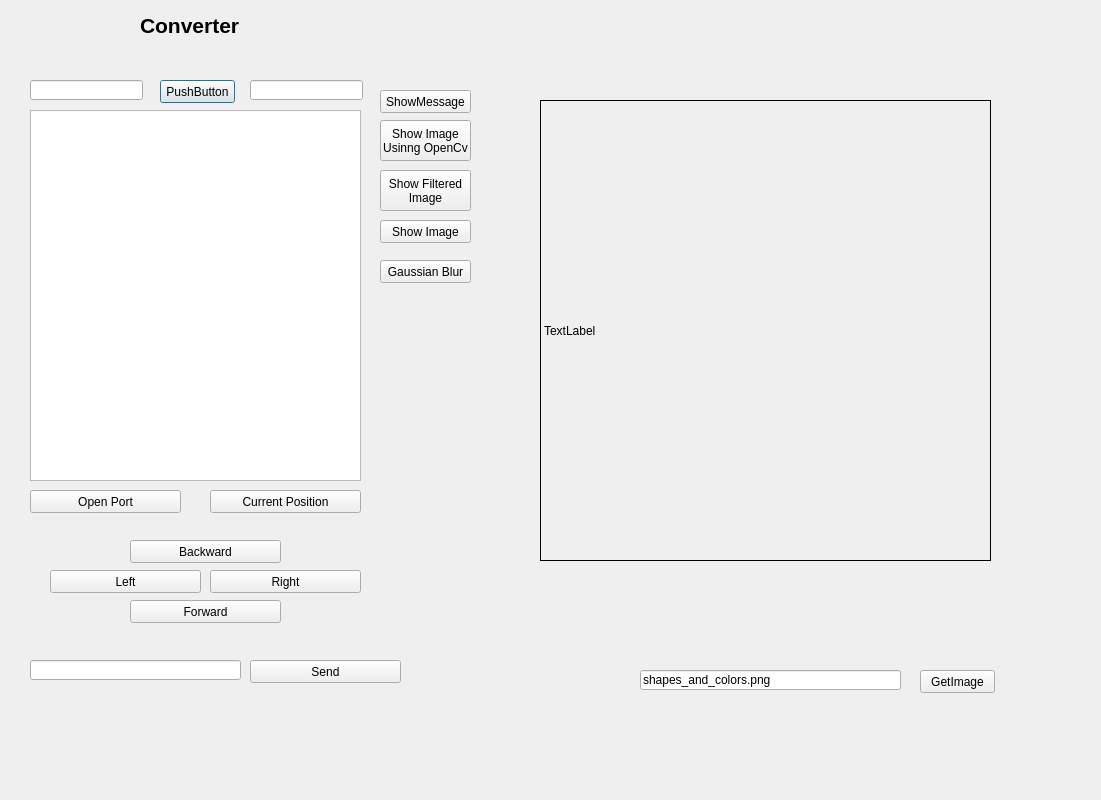
Above: OnStage/Test.ui from FreeRangeLobster/TheKraken before the change. Below: the same form after it.
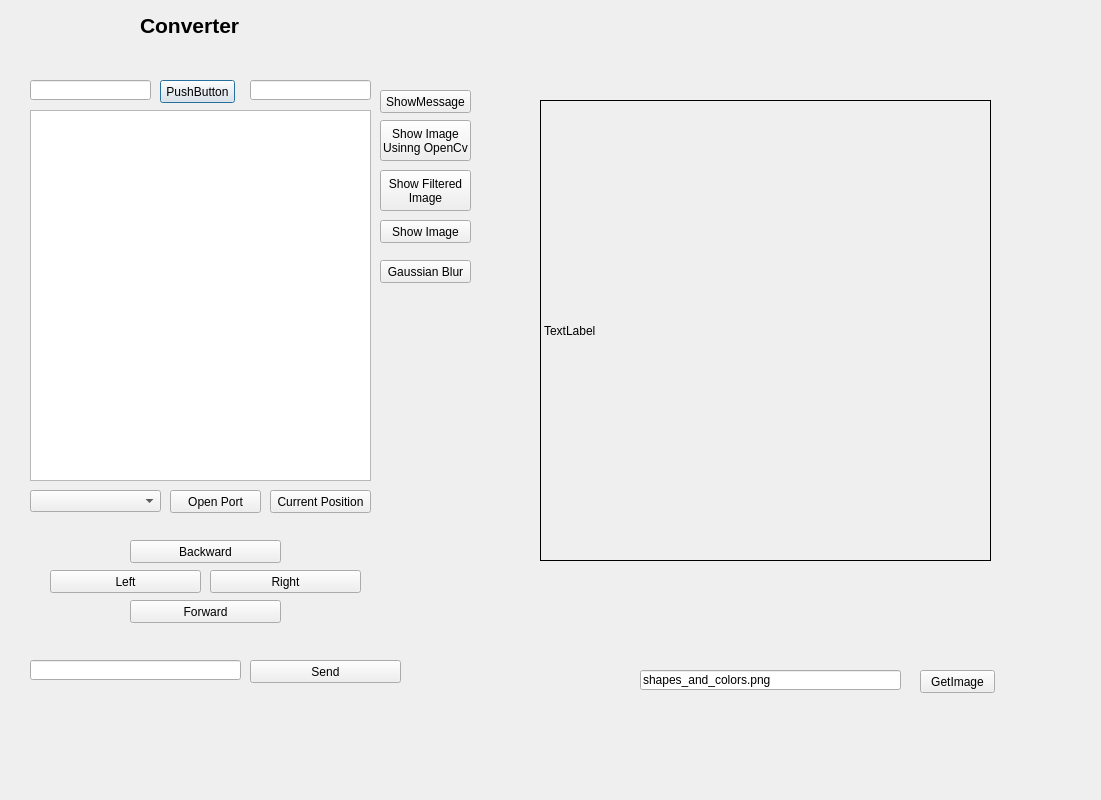
That is the form after the change.

Commit message: list serial ports

What changed in the file:
```diff
--- a/OnStage/Test.ui
+++ b/OnStage/Test.ui
@@ -18,7 +18,7 @@
     <rect>
      <x>30</x>
      <y>80</y>
-     <width>113</width>
+     <width>121</width>
      <height>20</height>
     </rect>
    </property>
@@ -28,7 +28,7 @@
     <rect>
      <x>250</x>
      <y>80</y>
-     <width>113</width>
+     <width>121</width>
      <height>20</height>
     </rect>
    </property>
@@ -70,7 +70,7 @@
     <rect>
      <x>30</x>
      <y>110</y>
-     <width>331</width>
+     <width>341</width>
      <height>371</height>
     </rect>
    </property>
@@ -252,9 +252,9 @@
   <widget class="QPushButton" name="cmdOpenPort">
    <property name="geometry">
     <rect>
-     <x>30</x>
+     <x>170</x>
      <y>490</y>
-     <width>151</width>
+     <width>91</width>
      <height>23</height>
     </rect>
    </property>
@@ -265,9 +265,9 @@
   <widget class="QPushButton" name="cmdGetStatusReport">
    <property name="geometry">
     <rect>
-     <x>210</x>
+     <x>270</x>
      <y>490</y>
-     <width>151</width>
+     <width>101</width>
      <height>23</height>
     </rect>
    </property>
@@ -285,6 +285,16 @@
     </rect>
    </property>
   </widget>
+  <widget class="QComboBox" name="cBoxPortList">
+   <property name="geometry">
+    <rect>
+     <x>30</x>
+     <y>490</y>
+     <width>131</width>
+     <height>22</height>
+    </rect>
+   </property>
+  </widget>
  </widget>
  <resources/>
  <connections/>
```
The commit also changes 33 other files.
